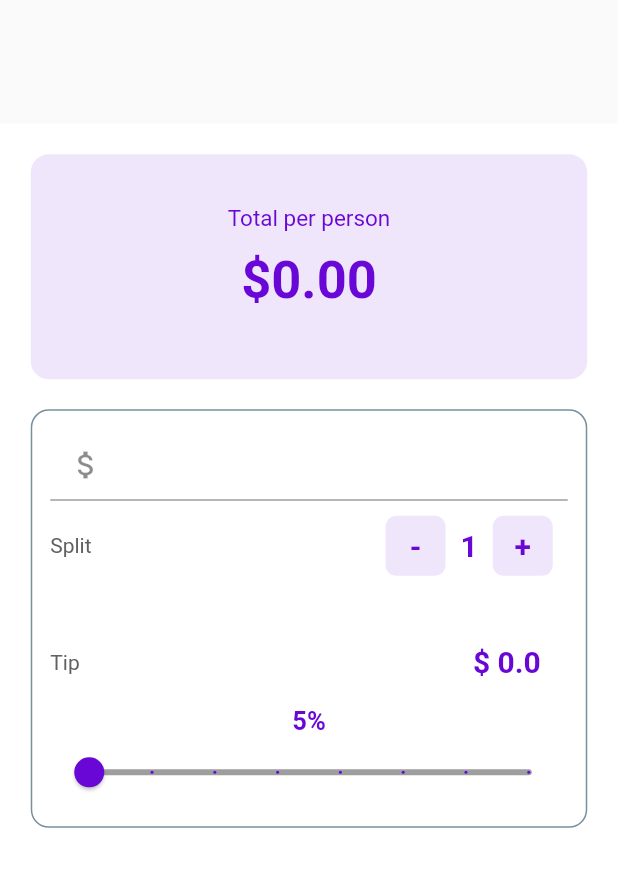
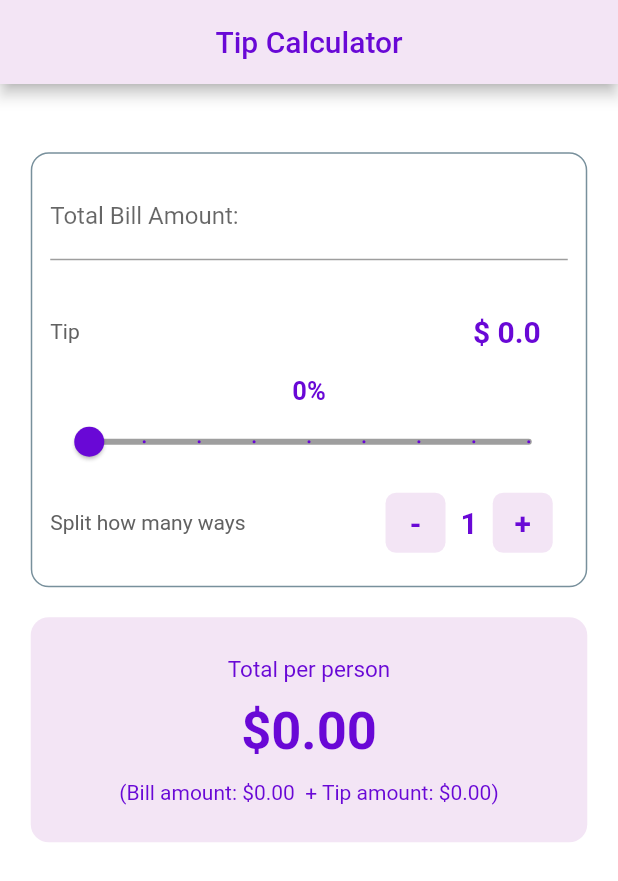
Before and after one commit to Zaphelyn/tip_calculator, a Flutter app: the screen it shows after launch, on a phone screen of 412 x 824 dp. Shown: the top 881 px of the screen. Run offline on Flutter 3.47's test engine with Material 2 defaults, Android fonts, the phone set to English and light mode, and no system bars.

Commit message:
Changed UI ordering
Switched around the location of some of the UI widgets / updated total per person and split nomenclature

```diff
--- a/lib/main.dart
+++ b/lib/main.dart
@@ -1,4 +1,7 @@
 import 'package:flutter/material.dart';
 import 'package:tip_calculator/ui/bill_splitter.dart';
 
-void main() => runApp(new MaterialApp(home: BillSplitter(),));
+void main() => runApp(new MaterialApp(
+  debugShowCheckedModeBanner: false,
+  home: BillSplitter(),
+));
--- a/lib/ui/bill_splitter.dart
+++ b/lib/ui/bill_splitter.dart
@@ -10,7 +10,7 @@ class BillSplitter extends StatefulWidget {
 }
 
 class _BillSplitterState extends State<BillSplitter> {
-  int _tipPercentage = 5;
+  int _tipPercentage = 0;
   int _personCounter = 1;
   double _billAmount = 0.0;
   Color _purple = HexColor("#6908D6");
@@ -18,10 +18,15 @@ class _BillSplitterState extends State<BillSplitter> {
   @override
   Widget build(BuildContext context) {
     return Scaffold(
+      appBar: AppBar(
+        title: Center(
+          child: Text("Tip Calculator", style: TextStyle(
+            color: _purple,
+          ),),
+        ),
+        backgroundColor: Colors.purple.shade50,
+      ),
       body: Container(
-        margin: EdgeInsets.only(
-          top: MediaQuery.of(context).size.height * 0.1,
-        ),
         alignment: Alignment.center,
         color: Colors.white,
         // Putting UI/children inside of a ListView makes them scrollable
@@ -30,38 +35,7 @@ class _BillSplitterState extends State<BillSplitter> {
           padding: EdgeInsets.all(20.5),
           children: [
             Container(
-              width: 150,
-              height: 150,
-              decoration: BoxDecoration(
-                color: _purple.withOpacity(0.1),
-                borderRadius: BorderRadius.circular(12.0),
-              ),
-              child: Center(
-                child: Column(
-                  mainAxisAlignment: MainAxisAlignment.center,
-                  children: [
-                    Text("Total per person", style: TextStyle(
-                      fontWeight: FontWeight.normal,
-                      fontSize: 15.0,
-                      color: _purple,
-                    ),),
-                    Padding(
-                      padding: const EdgeInsets.all(12.0),
-                      child: Text(
-                        "\$${calculateTotalPerPerson(_billAmount, _personCounter, _tipPercentage)}",
-                        style: TextStyle(
-                          fontSize: 35.0,
-                          fontWeight: FontWeight.bold,
-                          color: _purple,
-                        ),
-                      ),
-                    )
-                  ],
-                ),
-              ),
-            ),
-            Container(
-              margin: EdgeInsets.only(top: 20.0),
+              margin: EdgeInsets.only(top: 25.0),
               padding: EdgeInsets.all(12.0),
               decoration: BoxDecoration(
                 color: Colors.transparent,
@@ -75,11 +49,11 @@ class _BillSplitterState extends State<BillSplitter> {
                 children: [
                   TextField(
                     keyboardType:
-                        TextInputType.numberWithOptions(decimal: true),
+                    TextInputType.numberWithOptions(decimal: true),
                     style: TextStyle(color: _purple),
                     decoration: InputDecoration(
-                      prefixText: "Bill Amount: ",
-                      prefixIcon: Icon(Icons.attach_money),
+                      labelText: "Total Bill Amount: ",
+                      //prefixIcon: Icon(Icons.attach_money),
                     ),
                     onChanged: (String value) {
                       try {
@@ -88,74 +62,6 @@ class _BillSplitterState extends State<BillSplitter> {
                         _billAmount = 0.0;
                       }
                     },
-                  ),
-                  Row(
-                    mainAxisAlignment: MainAxisAlignment.spaceBetween,
-                    children: [
-                      Text(
-                        "Split",
-                        style: TextStyle(
-                          color: Colors.grey.shade700,
-                        ),
-                      ),
-                      Row(
-                        children: [
-                          InkWell(
-                            onTap: () {
-                              setState(() {
-                                if(_personCounter > 1){
-                                  _personCounter--;
-                                }
-                              });
-                            },
-                            child: Container(
-                              height: 40,
-                              width: 40,
-                              margin: EdgeInsets.all(10.0),
-                              decoration: BoxDecoration(
-                                color: _purple.withOpacity(0.1),
-                                borderRadius: BorderRadius.circular(7.0),
-                              ),
-                              child: Center(
-                                child: Text("-", style: TextStyle(
-                                  color: _purple,
-                                  fontSize: 20.0,
-                                  fontWeight: FontWeight.bold,
-                                ),),
-                              ),
-                            ),
-                          ),
-                          Text("$_personCounter", style: TextStyle(
-                            fontWeight: FontWeight.bold,
-                            fontSize: 20.0,
-                            color: _purple,
-                          ),),
-                          InkWell(
-                            onTap: () {
-                              setState(() {
-                                  _personCounter++;
-                              });
-                            },
-                            child: Container(
-                              height: 40,
-                              width: 40,
-                              margin: EdgeInsets.all(10.0),
-                              decoration: BoxDecoration(
-                                color: _purple.withOpacity(0.1),
-                                borderRadius: BorderRadius.circular(7.0),
-                              ),
-                              child: Center(
-                                child: Text("+", style: TextStyle(
-                                  color: _purple,
-                                  fontSize: 20.0,
-                                  fontWeight: FontWeight.bold,
-                                ),),
-                              ),
-                            ),
-                          ),
-                        ],
-                      ),
-                    ],
                   ),
                   Padding(
                     padding: const EdgeInsets.only(top:18.0),
@@ -184,21 +90,125 @@ class _BillSplitterState extends State<BillSplitter> {
                         fontWeight: FontWeight.bold,
                       ),),
                       Slider(
-                          min: 5,
+                          min: 0,
                           max: 40,
                           activeColor: _purple,
                           inactiveColor: Colors.grey,
-                          divisions: 7, // Optional
+                          divisions: 8, // Optional
                           value: _tipPercentage.toDouble(),
                           onChanged: (double newValue) {
-                              setState(() {
-                                _tipPercentage = newValue.round();
-                              });
+                            setState(() {
+                              _tipPercentage = newValue.round();
+                            });
                           }
                       ),
                     ],
                   ),
+                  Row(
+                    mainAxisAlignment: MainAxisAlignment.spaceBetween,
+                    children: [
+                      Text(
+                        "Split how many ways",
+                        style: TextStyle(
+                          color: Colors.grey.shade700,
+                        ),
+                      ),
+                      Row(
+                        children: [
+                          InkWell(
+                            onTap: () {
+                              setState(() {
+                                if(_personCounter > 1){
+                                  _personCounter--;
+                                }
+                              });
+                            },
+                            child: Container(
+                              height: 40,
+                              width: 40,
+                              margin: EdgeInsets.all(10.0),
+                              decoration: BoxDecoration(
+                                color: Colors.purple.shade50,
+                                borderRadius: BorderRadius.circular(7.0),
+                              ),
+                              child: Center(
+                                child: Text("-", style: TextStyle(
+                                  color: _purple,
+                                  fontSize: 20.0,
+                                  fontWeight: FontWeight.bold,
+                                ),),
+                              ),
+                            ),
+                          ),
+                          Text("$_personCounter", style: TextStyle(
+                            fontWeight: FontWeight.bold,
+                            fontSize: 20.0,
+                            color: _purple,
+                          ),),
+                          InkWell(
+                            onTap: () {
+                              setState(() {
+                                _personCounter++;
+                              });
+                            },
+                            child: Container(
+                              height: 40,
+                              width: 40,
+                              margin: EdgeInsets.all(10.0),
+                              decoration: BoxDecoration(
+                                color: Colors.purple.shade50,
+                                borderRadius: BorderRadius.circular(7.0),
+                              ),
+                              child: Center(
+                                child: Text("+", style: TextStyle(
+                                  color: _purple,
+                                  fontSize: 20.0,
+                                  fontWeight: FontWeight.bold,
+                                ),),
+                              ),
+                            ),
+                          ),
+                        ],
+                      ),
+                    ],
+                  ),
                 ],
+              ),
+            ),
+            Container(
+              width: 150,
+              height: 150,
+              margin: EdgeInsets.only(top: 20.0),
+              decoration: BoxDecoration(
+                color: Colors.purple.shade50,
+                borderRadius: BorderRadius.circular(12.0),
+              ),
+              child: Center(
+                child: Column(
+                  mainAxisAlignment: MainAxisAlignment.center,
+                  children: [
+                    Text("Total per person", style: TextStyle(
+                      fontWeight: FontWeight.normal,
+                      fontSize: 15.0,
+                      color: _purple,
+                    ),),
+                    Padding(
+                      padding: const EdgeInsets.all(12.0),
+                      child: Text(
+                        "\$${calculateTotalPerPerson(_billAmount, _personCounter, _tipPercentage)}",
+                        style: TextStyle(
+                          fontSize: 35.0,
+                          fontWeight: FontWeight.bold,
+                          color: _purple,
+                        ),
+                      ),
+                    ),
+                    Text("(Bill amount: \$${(_billAmount / _personCounter).toStringAsFixed(2)}  + Tip amount: \$${(calculateTotalTip(_billAmount, _personCounter, _tipPercentage) / _personCounter).toStringAsFixed(2)})",
+                      style: TextStyle(
+                        color: _purple,
+                      ),),
+                  ],
+                ),
               ),
             ),
           ],
```
